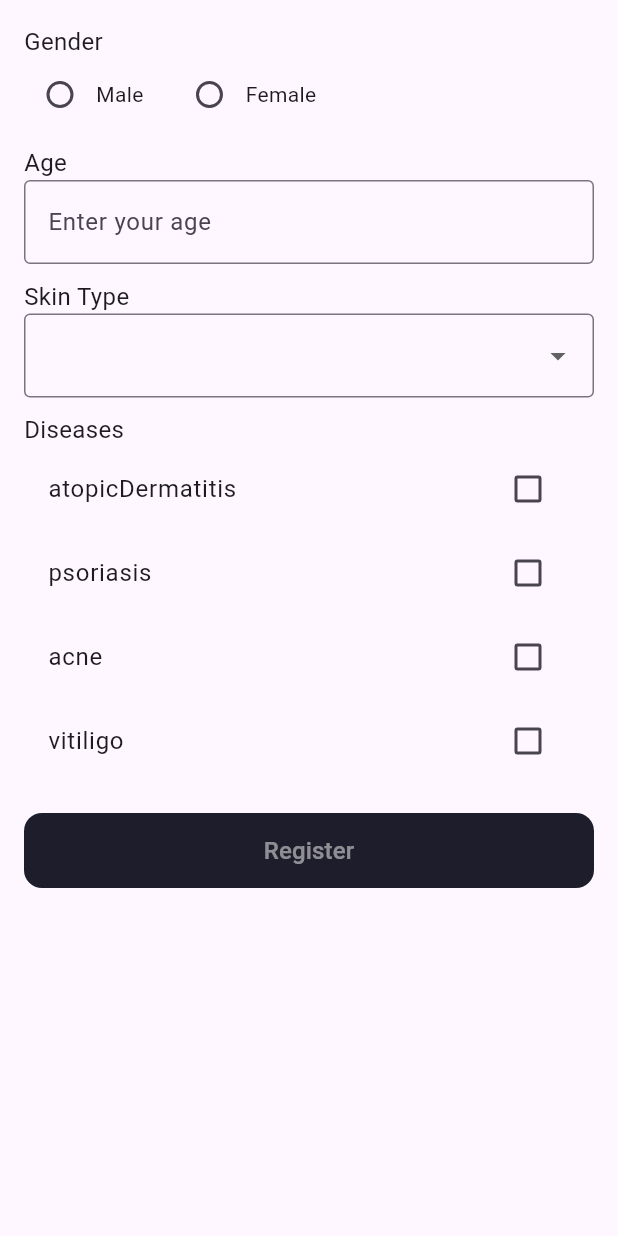
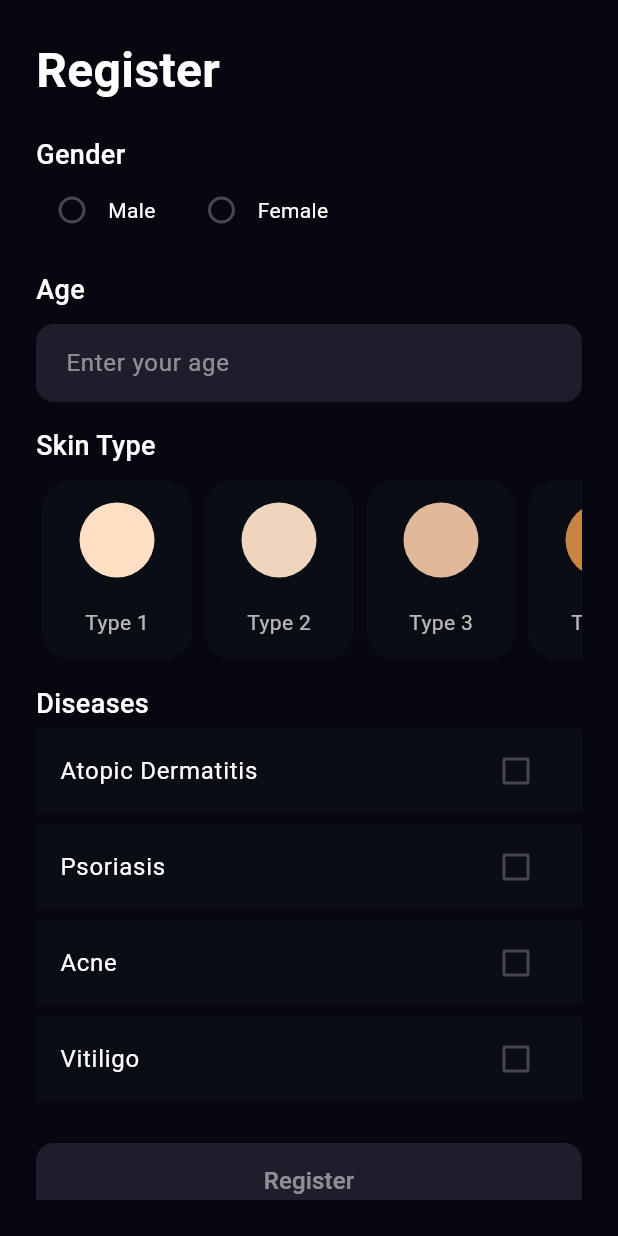
Before and after one commit to Balajinator-FMI/mobile-app, a Flutter app: the RegisterView screen opened by its route, on a phone screen of 412 x 824 dp. Run offline on Flutter 3.47's test engine with Material 3 defaults, Android fonts, the phone set to English and light mode, and no system bars; our stand-ins replace fl_chart, flutter_dotenv, flutter_secure_storage, flutter_typeahead, get_it, image_picker and 2 more; accounts and stored records are empty.

Commit message:
refactor: redesign registration page

```diff
--- a/app/lib/feature/register/register_view.dart
+++ b/app/lib/feature/register/register_view.dart
@@ -3,12 +3,13 @@ import 'package:app/api/backend/enum/gender.dart';
 import 'package:app/api/backend/enum/skin_type.dart';
 import 'package:app/feature/register/register_view_model.dart';
 import 'package:app/feature/register/views/primary_button_view.dart';
-import 'package:app/static/app_strings.dart';
 import 'package:flutter/material.dart';
 import 'package:provider/provider.dart';
 
+import '../../static/app_style.dart';
+
 class RegisterView extends StatelessWidget {
-  final _viewModel = RegisterViewModel();
+  final RegisterViewModel _viewModel = RegisterViewModel();
 
   RegisterView({super.key});
 
@@ -17,88 +18,64 @@ class RegisterView extends StatelessWidget {
     return ChangeNotifierProvider(
       create: (context) => _viewModel,
       child: Scaffold(
+        backgroundColor: AppStyle.bgColor,
         body: SafeArea(
           child: Padding(
-            padding: const EdgeInsets.symmetric(horizontal: 16, vertical: 16),
+            padding: const EdgeInsets.symmetric(horizontal: 24, vertical: 24),
             child: Consumer<RegisterViewModel>(
               builder: (context, viewModel, child) {
-                return Column(
-                  children: [
-                    Form(
-                      key: viewModel.formKey,
+                return SingleChildScrollView(
                   child: Column(
                     crossAxisAlignment: CrossAxisAlignment.start,
                     children: [
-                          // Gender Selection
-                          Text("Gender", style: TextStyle(fontSize: 16)),
+                      const Text(
+                        'Register',
+                        style: TextStyle(
+                          color: AppStyle.textColor,
+                          fontSize: 32,
+                          fontWeight: FontWeight.bold,
+                        ),
+                      ),
+                      const SizedBox(height: 20),
+
+                      _buildSectionTitle('Gender'),
                       Row(
                         children: [
-                              Radio<Gender>(
-                                value: Gender.male,
-                                groupValue: viewModel.gender,
-                                onChanged: viewModel.setGender,
-                              ),
-                              Text("Male"),
-                              SizedBox(width: 20),
-                              Radio<Gender>(
-                                value: Gender.female,
-                                groupValue: viewModel.gender,
-                                onChanged: viewModel.setGender,
-                              ),
-                              Text("Female"),
+                          _buildRadioOption(viewModel, Gender.male, "Male"),
+                          const SizedBox(width: 20),
+                          _buildRadioOption(viewModel, Gender.female, "Female"),
                         ],
                       ),
-                          SizedBox(height: 10),
+                      const SizedBox(height: 16),
 
-                          // Age Input
-                          Text("Age", style: TextStyle(fontSize: 16)),
-                          TextFormField(
-                            keyboardType: TextInputType.number,
-                            decoration: InputDecoration(
-                              border: OutlineInputBorder(),
-                              hintText: "Enter your age",
-                            ),
+                      _buildSectionTitle('Age'),
+                      const SizedBox(height: 10),
+                      _buildTextField(
+                        controller: viewModel.ageController,
+                        hintText: 'Enter your age',
+                        inputType: TextInputType.number,
                         onChanged: viewModel.setYears,
                         validator: (_) => viewModel.ageErrorMessage,
                       ),
-                          SizedBox(height: 10),
+                      const SizedBox(height: 16),
 
-                          // Skin Type Selection
-                          Text("Skin Type", style: TextStyle(fontSize: 16)),
-                          DropdownButtonFormField<SkinType>(
-                            value: viewModel.skinType,
-                            onChanged: viewModel.setSkinType,
-                            items: SkinType.values.map((type) {
-                              return DropdownMenuItem(
-                                value: type,
-                                child: Text(type.toString().split('.').last),
-                              );
-                            }).toList(),
-                            decoration: InputDecoration(border: OutlineInputBorder()),
+                      _buildSectionTitle('Skin Type'),
+                      const SizedBox(height: 10),
+                      _buildCards(viewModel),
+                      const SizedBox(height: 16),
+
+                      _buildSectionTitle('Diseases'),
+                      _buildDiseasesSelection(viewModel),
+                      const SizedBox(height: 24),
+
+                      PrimaryButton(
+                        isDisabled: !viewModel.isButtonEnabled,
+                        text: 'Register',
+                        bgColor: AppStyle.contrastColor1,
+                        onPressed: () async => await viewModel.register(),
                       ),
-                          SizedBox(height: 10),
-
-                          // Diseases Selection
-                          Text("Diseases", style: TextStyle(fontSize: 16)),
-                          Column(
-                            children: Disease.values.map((disease) {
-                              return CheckboxListTile(
-                                title: Text(disease.toString().split('.').last),
-                                value: viewModel.diseases.contains(disease),
-                                onChanged: (checked) => viewModel.toggleDisease(disease, checked),
-                              );
-                            }).toList(),
-                          ),
-                          SizedBox(height: 20),
                     ],
                   ),
-                    ),
-                    PrimaryButton(
-                      isDisabled: !viewModel.isButtonEnabled,
-                      text: AppStrings.register,
-                      onPressed: () async => await _viewModel.register(),
-                    ),
-                  ],
                 );
               },
             ),
@@ -107,4 +84,133 @@ class RegisterView extends StatelessWidget {
       ),
     );
   }
+
+  Widget _buildSectionTitle(String title) {
+    return Text(
+      title,
+      style: const TextStyle(
+        color: AppStyle.textColor,
+        fontSize: 18,
+        fontWeight: FontWeight.w500,
+      ),
+    );
   }
+
+  Widget _buildRadioOption(RegisterViewModel viewModel, Gender value, String label) {
+    return Row(
+      children: [
+        Radio<Gender>(
+          value: value,
+          groupValue: viewModel.gender,
+          onChanged: viewModel.setGender,
+          activeColor: AppStyle.contrastColor1,
+        ),
+        Text(
+          label,
+          style: const TextStyle(color: AppStyle.textColor),
+        ),
+      ],
+    );
+  }
+
+  Widget _buildTextField({
+    required TextEditingController controller,
+    required String hintText,
+    required TextInputType inputType,
+    required Function(String) onChanged,
+    String? Function(String?)? validator,
+  }) {
+    return TextFormField(
+      controller: controller,
+      keyboardType: inputType,
+      style: const TextStyle(color: AppStyle.textColor),
+      decoration: InputDecoration(
+        hintText: hintText,
+        hintStyle: TextStyle(color: AppStyle.textColorWith05Opacity),
+        filled: true,
+        fillColor: AppStyle.secondaryColor2,
+        border: OutlineInputBorder(
+          borderRadius: BorderRadius.circular(12),
+          borderSide: BorderSide.none,
+        ),
+        contentPadding: const EdgeInsets.symmetric(horizontal: 16, vertical: 14),
+      ),
+      onChanged: onChanged,
+      validator: validator,
+    );
+  }
+
+  Widget _buildCards(RegisterViewModel viewModel) {
+    return SizedBox(
+      height: 120,
+      child: ListView.builder(
+        scrollDirection: Axis.horizontal,
+        itemCount: SkinType.values.length,
+        itemBuilder: (context, index) {
+        bool isSelected = (SkinType.values[index].name == viewModel.skinType?.name);
+          return GestureDetector(
+            onTap: () {
+              viewModel.setSkinType(SkinType.values[index]);
+            },
+            child: Container(
+              width: 100,
+              margin: const EdgeInsets.symmetric(horizontal: 4),
+              padding: const EdgeInsets.all(12),
+              decoration: BoxDecoration(
+                color: isSelected ? AppStyle.contrastColor1 : AppStyle.secondaryColor1,
+                borderRadius: BorderRadius.circular(20),
+              ),
+              child: Column(
+                mainAxisAlignment: MainAxisAlignment.center,
+                children: [
+                  Container(
+                    width: 50.0,
+                    height: 50.0,
+                    decoration: BoxDecoration(
+                      shape: BoxShape.circle,
+                      color: AppStyle.skinColors[index],
+                    ),
+                  ),
+                  const SizedBox(height: 20),
+                  Text(
+                    SkinType.values[index].name,
+                    style: TextStyle(
+                      fontSize: 14,
+                      fontWeight: isSelected ? FontWeight.bold : FontWeight.normal,
+                      color: isSelected ? Colors.white : AppStyle.textColorWith07Opacity,
+                    ),
+                  ),
+                ],
+              ),
+            ),
+          );
+        },
+      ),
+    );
+  }
+
+  Widget _buildDiseasesSelection(RegisterViewModel viewModel) {
+    return Column(
+      children: Disease.values.map((disease) {
+        return Container(
+          margin: const EdgeInsets.symmetric(vertical: 4),
+          decoration: BoxDecoration(
+            color: AppStyle.secondaryColor1,
+            borderRadius: BorderRadius.circular(8),
+          ),
+          child: CheckboxListTile(
+            title: Text(
+              disease.name,
+              style: const TextStyle(color: AppStyle.textColor),
+            ),
+            value: viewModel.diseases.contains(disease),
+            onChanged: (checked) => viewModel.toggleDisease(disease, checked),
+            activeColor: AppStyle.contrastColor1,
+            checkColor: Colors.white,
+            tileColor: AppStyle.secondaryColor1,
+          ),
+        );
+      }).toList(),
+    );
+  }
+}
--- a/app/lib/feature/register/register_view_model.dart
+++ b/app/lib/feature/register/register_view_model.dart
@@ -16,6 +16,7 @@ class RegisterViewModel extends ChangeNotifier {
   final formKey = GlobalKey<FormState>();
   final _userRepository = DependencyInjection.getIt<UserRepository>();
   final _navigationService = DependencyInjection.getIt<NavigationService>();
+  final ageController = TextEditingController();
 
   Future<void> register() async {
     if (!_areAllFieldsValid()) return;
--- a/app/lib/static/app_style.dart
+++ b/app/lib/static/app_style.dart
@@ -13,4 +13,13 @@ class AppStyle {
   static final Color textColorWith07Opacity = textColor.withOpacity(0.7);
   static const Color iconColor = Colors.white;
   static const Color dividerColor = Colors.white;
+  static const List<Color> skinColors = [
+    Color(0xFFFFDFC4), // Type 1
+    Color(0xFFF0D5BE), // Type 2
+    Color(0xFFE1B899), // Type 3
+    Color(0xFFC68642), // Type 4
+    Color(0xFF8D5524), // Type 5
+    Color(0xFF5D3A1A), // Type 6
+  ];
+
 }
```
Lines whose indentation alone changed are shown as unchanged.
